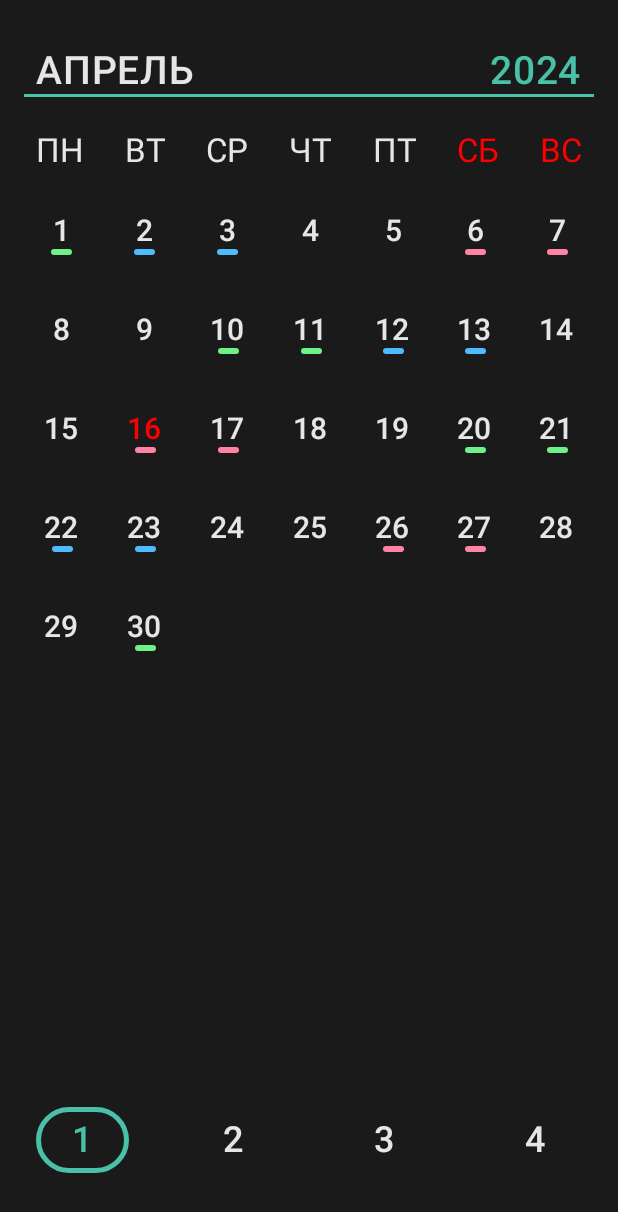
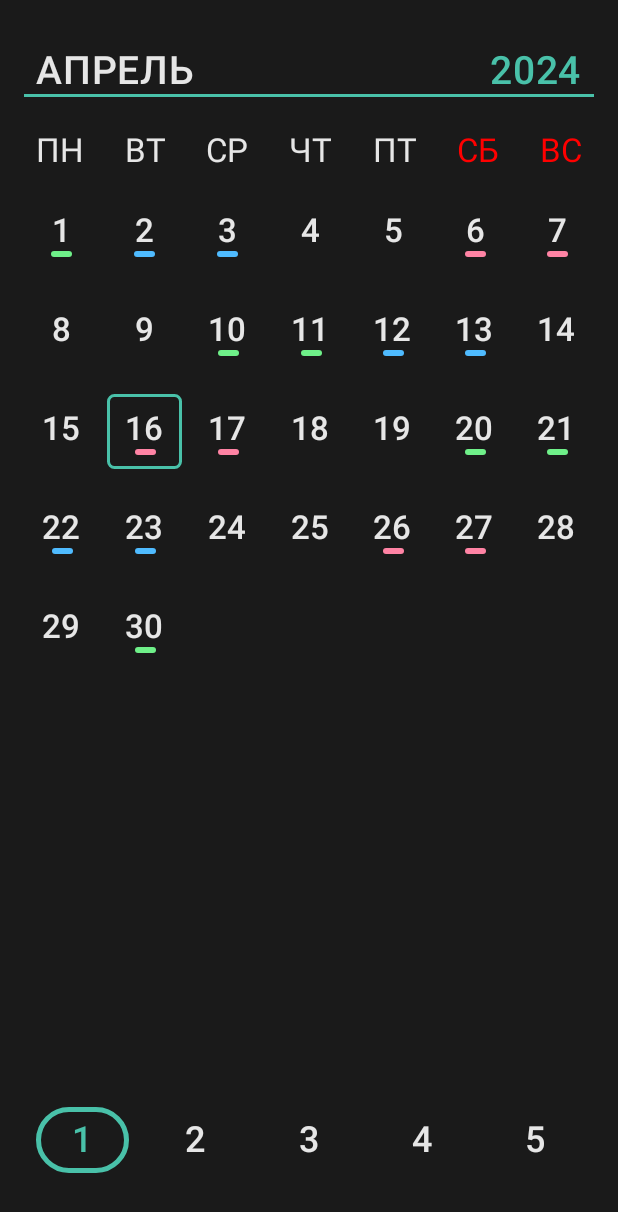
Before and after one commit to Alex228q/CalendarCompose, an Android app built with Jetpack Compose: the screen it shows after launch (MainActivity), on a phone screen of 412 x 824 dp. Shown: the top 1212 px of the screen. Run offline under Robolectric (Android 15) with nearby library versions, the phone set to English and light mode, and no system bars.

Commit message:
update current date

```diff
--- a/app/build.gradle.kts
+++ b/app/build.gradle.kts
@@ -67,5 +67,4 @@ dependencies {
     debugImplementation(libs.androidx.ui.tooling)
     debugImplementation(libs.androidx.ui.test.manifest)
 
-    implementation(libs.androidx.datastore.preferences)
 }
--- a/app/src/main/java/com/example/compositionlocal/MainActivity.kt
+++ b/app/src/main/java/com/example/compositionlocal/MainActivity.kt
@@ -134,7 +134,7 @@ fun ButtonsBlock(
     onChangeTeam: (Int) -> Unit,
     onUpdateSh: (Int) -> Unit
 ) {
-    val buttons = listOf(1, 2, 3, 4)
+    val buttons = listOf(1, 2, 3, 4, 5)
     Row(
         horizontalArrangement = Arrangement.SpaceBetween,
         modifier = Modifier
@@ -289,8 +289,12 @@ fun Calendar(
                         contentAlignment = Alignment.Center,
                         modifier = Modifier
                             .size(50.dp)
+                            .border(
+                                shape = RoundedCornerShape(10),
+                                width = if (dayInMonth == currentDate) 2.dp else 0.dp,
+                                color = if (dayInMonth == currentDate) MaterialTheme.colorScheme.primary else Color.Transparent
+                            )
                     ) {
-
                         val color = when (dayInMonth.toString()) {
                             in days -> Color(0Xff6FF089)
                             in evening -> Color(0XFF4FBBFF)
@@ -303,9 +307,9 @@ fun Calendar(
                         ) {
                             Text(
                                 style = MaterialTheme.typography.titleMedium,
-                                fontSize = 20.sp,
+                                fontSize = 22.sp,
                                 text = indexPlusOne.toString(),
-                                color = if (currentDate == dayInMonth) Color.Red else MaterialTheme.colorScheme.onPrimary
+                                color =  MaterialTheme.colorScheme.onPrimary
                             )
                             HorizontalDivider(
                                 thickness = 4.dp,
--- a/app/src/main/java/com/example/compositionlocal/util/WorkShifts.kt
+++ b/app/src/main/java/com/example/compositionlocal/util/WorkShifts.kt
@@ -11,6 +11,7 @@ class WorkShifts(
         2 -> LocalDate.of(2024, 3, 3)
         3 -> LocalDate.of(2024, 3, 5)
         4 -> LocalDate.of(2024, 3, 7)
+        5 -> LocalDate.of(2024, 3, 9)
         else -> throw Exception("bad team")
 
     }
@@ -19,6 +20,7 @@ class WorkShifts(
         2 -> LocalDate.of(2024, 3, 4)
         3 -> LocalDate.of(2024, 3, 6)
         4 -> LocalDate.of(2024, 3, 8)
+        5 -> LocalDate.of(2024, 3, 10)
         else -> throw Exception("bad team")
 
     }
@@ -27,6 +29,7 @@ class WorkShifts(
         2 -> LocalDate.of(2024, 3, 5)
         3 -> LocalDate.of(2024, 3, 7)
         4 -> LocalDate.of(2024, 3, 9)
+        5 -> LocalDate.of(2024, 3, 11)
         else -> throw Exception("bad team")
 
     }
@@ -35,6 +38,7 @@ class WorkShifts(
         2 -> LocalDate.of(2024, 3, 6)
         3 -> LocalDate.of(2024, 3, 8)
         4 -> LocalDate.of(2024, 3, 10)
+        5 -> LocalDate.of(2024, 3, 12)
         else -> throw Exception("bad team")
 
     }
@@ -43,6 +47,7 @@ class WorkShifts(
         2 -> LocalDate.of(2024, 3, 9)
         3 -> LocalDate.of(2024, 3, 11)
         4 -> LocalDate.of(2024, 3, 13)
+        5 -> LocalDate.of(2024, 3, 15)
         else -> throw Exception("bad team")
 
     }
@@ -51,6 +56,7 @@ class WorkShifts(
         2 -> LocalDate.of(2024, 3, 10)
         3 -> LocalDate.of(2024, 3, 12)
         4 -> LocalDate.of(2024, 3, 14)
+        5 -> LocalDate.of(2024, 3, 16)
         else -> throw Exception("bad team")
 
     }
--- a/gradle/libs.versions.toml
+++ b/gradle/libs.versions.toml
@@ -1,6 +1,5 @@
 [versions]
-agp = "8.3.1"
-datastorePreferencesCore = "1.0.0"
+agp = "8.3.2"
 kotlin = "1.9.0"
 coreKtx = "1.12.0"
 junit = "4.13.2"
@@ -12,7 +11,6 @@ composeBom = "2024.04.00"
 
 [libraries]
 androidx-core-ktx = { group = "androidx.core", name = "core-ktx", version.ref = "coreKtx" }
-androidx-datastore-preferences = { module = "androidx.datastore:datastore-preferences", version.ref = "datastorePreferencesCore" }
 junit = { group = "junit", name = "junit", version.ref = "junit" }
 androidx-junit = { group = "androidx.test.ext", name = "junit", version.ref = "junitVersion" }
 androidx-espresso-core = { group = "androidx.test.espresso", name = "espresso-core", version.ref = "espressoCore" }
```
Also changed, not shown: 3 other files.
